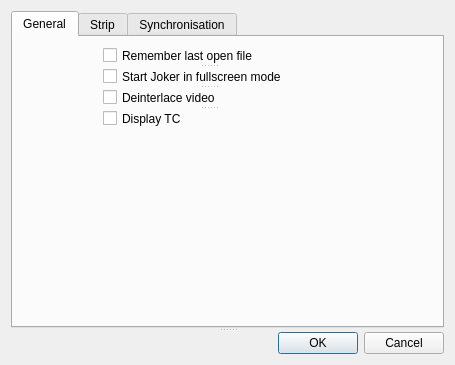
First picture: the form in app/Joker/PreferencesDialog.ui, repository JokerSync/Joker, before the edit.
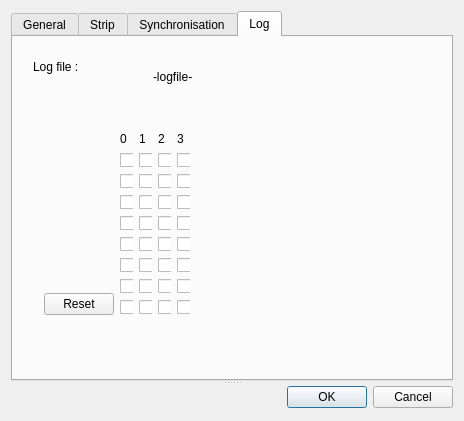
Second picture: the form after the edit.

Commit message: Preferences for log mask ok

What changed in the file:
```diff
--- a/app/Joker/PreferencesDialog.ui
+++ b/app/Joker/PreferencesDialog.ui
@@ -6,8 +6,8 @@
    <rect>
     <x>0</x>
     <y>0</y>
-    <width>455</width>
-    <height>365</height>
+    <width>464</width>
+    <height>421</height>
    </rect>
   </property>
   <property name="windowTitle">
@@ -24,7 +24,7 @@
      </property>
      <widget class="QTabWidget" name="tabWidget">
       <property name="currentIndex">
-       <number>0</number>
+       <number>3</number>
       </property>
       <widget class="QWidget" name="tabGeneral">
        <attribute name="title">
@@ -353,6 +353,433 @@
         </item>
        </layout>
       </widget>
+      <widget class="QWidget" name="tabLog">
+       <attribute name="title">
+        <string>Log</string>
+       </attribute>
+       <widget class="QLabel" name="lblLogFile">
+        <property name="geometry">
+         <rect>
+          <x>20</x>
+          <y>20</y>
+          <width>62</width>
+          <height>19</height>
+         </rect>
+        </property>
+        <property name="text">
+         <string>Log file :</string>
+        </property>
+       </widget>
+       <widget class="QLabel" name="lblPathToLogFile">
+        <property name="geometry">
+         <rect>
+          <x>140</x>
+          <y>20</y>
+          <width>281</width>
+          <height>41</height>
+         </rect>
+        </property>
+        <property name="sizePolicy">
+         <sizepolicy hsizetype="Expanding" vsizetype="Preferred">
+          <horstretch>0</horstretch>
+          <verstretch>0</verstretch>
+         </sizepolicy>
+        </property>
+        <property name="cursor">
+         <cursorShape>PointingHandCursor</cursorShape>
+        </property>
+        <property name="text">
+         <string>-logfile-</string>
+        </property>
+        <property name="scaledContents">
+         <bool>false</bool>
+        </property>
+        <property name="wordWrap">
+         <bool>true</bool>
+        </property>
+        <property name="openExternalLinks">
+         <bool>false</bool>
+        </property>
+        <property name="textInteractionFlags">
+         <set>Qt::LinksAccessibleByMouse|Qt::TextSelectableByMouse</set>
+        </property>
+       </widget>
+       <widget class="QWidget" name="">
+        <property name="geometry">
+         <rect>
+          <x>20</x>
+          <y>83</y>
+          <width>168</width>
+          <height>206</height>
+         </rect>
+        </property>
+        <layout class="QHBoxLayout" name="horizontalLayout_2">
+         <item alignment="Qt::AlignBottom">
+          <widget class="QPushButton" name="pButtonReset">
+           <property name="text">
+            <string>Reset</string>
+           </property>
+          </widget>
+         </item>
+         <item>
+          <layout class="QGridLayout" name="gridLayout_3">
+           <item row="0" column="0">
+            <widget class="QLabel" name="label">
+             <property name="text">
+              <string>0</string>
+             </property>
+            </widget>
+           </item>
+           <item row="0" column="1">
+            <widget class="QLabel" name="label_2">
+             <property name="text">
+              <string>1</string>
+             </property>
+            </widget>
+           </item>
+           <item row="0" column="2">
+            <widget class="QLabel" name="label_3">
+             <property name="text">
+              <string>2</string>
+             </property>
+            </widget>
+           </item>
+           <item row="0" column="3">
+            <widget class="QLabel" name="label_4">
+             <property name="text">
+              <string>3</string>
+             </property>
+            </widget>
+           </item>
+           <item row="1" column="0" colspan="4">
+            <layout class="QGridLayout" name="gridLayout_2">
+             <item row="1" column="4">
+              <widget class="QCheckBox" name="checkBox_1">
+               <property name="text">
+                <string/>
+               </property>
+               <attribute name="buttonGroup">
+                <string notr="true">buttonGroup</string>
+               </attribute>
+              </widget>
+             </item>
+             <item row="13" column="3">
+              <widget class="QCheckBox" name="checkBox_28">
+               <property name="text">
+                <string/>
+               </property>
+               <attribute name="buttonGroup">
+                <string notr="true">buttonGroup</string>
+               </attribute>
+              </widget>
+             </item>
+             <item row="7" column="5">
+              <widget class="QCheckBox" name="checkBox_10">
+               <property name="text">
+                <string/>
+               </property>
+               <attribute name="buttonGroup">
+                <string notr="true">buttonGroup</string>
+               </attribute>
+              </widget>
+             </item>
+             <item row="1" column="5">
+              <widget class="QCheckBox" name="checkBox_2">
+               <property name="text">
+                <string/>
+               </property>
+               <attribute name="buttonGroup">
+                <string notr="true">buttonGroup</string>
+               </attribute>
+              </widget>
+             </item>
+             <item row="9" column="5">
+              <widget class="QCheckBox" name="checkBox_18">
+               <property name="text">
+                <string/>
+               </property>
+               <attribute name="buttonGroup">
+                <string notr="true">buttonGroup</string>
+               </attribute>
+              </widget>
+             </item>
+             <item row="11" column="5">
+              <widget class="QCheckBox" name="checkBox_26">
+               <property name="text">
+                <string/>
+               </property>
+               <attribute name="buttonGroup">
+                <string notr="true">buttonGroup</string>
+               </attribute>
+              </widget>
+             </item>
+             <item row="10" column="6">
+              <widget class="QCheckBox" name="checkBox_23">
+               <property name="text">
+                <string/>
+               </property>
+               <attribute name="buttonGroup">
+                <string notr="true">buttonGroup</string>
+               </attribute>
+              </widget>
+             </item>
+             <item row="10" column="5">
+              <widget class="QCheckBox" name="checkBox_22">
+               <property name="text">
+                <string/>
+               </property>
+               <attribute name="buttonGroup">
+                <string notr="true">buttonGroup</string>
+               </attribute>
+              </widget>
+             </item>
+             <item row="8" column="4">
+              <widget class="QCheckBox" name="checkBox_13">
+               <property name="text">
+                <string/>
+               </property>
+               <attribute name="buttonGroup">
+                <string notr="true">buttonGroup</string>
+               </attribute>
+              </widget>
+             </item>
+             <item row="8" column="5">
+              <widget class="QCheckBox" name="checkBox_14">
+               <property name="text">
+                <string/>
+               </property>
+               <attribute name="buttonGroup">
+                <string notr="true">buttonGroup</string>
+               </attribute>
+              </widget>
+             </item>
+             <item row="9" column="4">
+              <widget class="QCheckBox" name="checkBox_17">
+               <property name="text">
+                <string/>
+               </property>
+               <attribute name="buttonGroup">
+                <string notr="true">buttonGroup</string>
+               </attribute>
+              </widget>
+             </item>
+             <item row="6" column="3">
+              <widget class="QCheckBox" name="checkBox_4">
+               <property name="text">
+                <string/>
+               </property>
+               <attribute name="buttonGroup">
+                <string notr="true">buttonGroup</string>
+               </attribute>
+              </widget>
+             </item>
+             <item row="9" column="3">
+              <widget class="QCheckBox" name="checkBox_16">
+               <property name="text">
+                <string/>
+               </property>
+               <attribute name="buttonGroup">
+                <string notr="true">buttonGroup</string>
+               </attribute>
+              </widget>
+             </item>
+             <item row="8" column="6">
+              <widget class="QCheckBox" name="checkBox_15">
+               <property name="text">
+                <string/>
+               </property>
+               <attribute name="buttonGroup">
+                <string notr="true">buttonGroup</string>
+               </attribute>
+              </widget>
+             </item>
+             <item row="6" column="5">
+              <widget class="QCheckBox" name="checkBox_6">
+               <property name="text">
+                <string/>
+               </property>
+               <attribute name="buttonGroup">
+                <string notr="true">buttonGroup</string>
+               </attribute>
+              </widget>
+             </item>
+             <item row="6" column="4">
+              <widget class="QCheckBox" name="checkBox_5">
+               <property name="text">
+                <string/>
+               </property>
+               <attribute name="buttonGroup">
+                <string notr="true">buttonGroup</string>
+               </attribute>
+              </widget>
+             </item>
+             <item row="7" column="6">
+              <widget class="QCheckBox" name="checkBox_11">
+               <property name="text">
+                <string/>
+               </property>
+               <attribute name="buttonGroup">
+                <string notr="true">buttonGroup</string>
+               </attribute>
+              </widget>
+             </item>
+             <item row="10" column="4">
+              <widget class="QCheckBox" name="checkBox_21">
+               <property name="text">
+                <string/>
+               </property>
+               <attribute name="buttonGroup">
+                <string notr="true">buttonGroup</string>
+               </attribute>
+              </widget>
+             </item>
+             <item row="11" column="6">
+              <widget class="QCheckBox" name="checkBox_27">
+               <property name="text">
+                <string/>
+               </property>
+               <attribute name="buttonGroup">
+                <string notr="true">buttonGroup</string>
+               </attribute>
+              </widget>
+             </item>
+             <item row="10" column="3">
+              <widget class="QCheckBox" name="checkBox_20">
+               <property name="text">
+                <string/>
+               </property>
+               <attribute name="buttonGroup">
+                <string notr="true">buttonGroup</string>
+               </attribute>
+              </widget>
+             </item>
+             <item row="1" column="3">
+              <widget class="QCheckBox" name="checkBox_0">
+               <property name="text">
+                <string/>
+               </property>
+               <attribute name="buttonGroup">
+                <string notr="true">buttonGroup</string>
+               </attribute>
+              </widget>
+             </item>
+             <item row="11" column="4">
+              <widget class="QCheckBox" name="checkBox_25">
+               <property name="text">
+                <string/>
+               </property>
+               <attribute name="buttonGroup">
+                <string notr="true">buttonGroup</string>
+               </attribute>
+              </widget>
+             </item>
+             <item row="8" column="3">
+              <widget class="QCheckBox" name="checkBox_12">
+               <property name="text">
+                <string/>
+               </property>
+               <attribute name="buttonGroup">
+                <string notr="true">buttonGroup</string>
+               </attribute>
+              </widget>
+             </item>
+             <item row="9" column="6">
+              <widget class="QCheckBox" name="checkBox_19">
+               <property name="text">
+                <string/>
+               </property>
+               <attribute name="buttonGroup">
+                <string notr="true">buttonGroup</string>
+               </attribute>
+              </widget>
+             </item>
+             <item row="13" column="5">
+              <widget class="QCheckBox" name="checkBox_30">
+               <property name="text">
+                <string/>
+               </property>
+               <attribute name="buttonGroup">
+                <string notr="true">buttonGroup</string>
+               </attribute>
+              </widget>
+             </item>
+             <item row="11" column="3">
+              <widget class="QCheckBox" name="checkBox_24">
+               <property name="text">
+                <string/>
+               </property>
+               <attribute name="buttonGroup">
+                <string notr="true">buttonGroup</string>
+               </attribute>
+              </widget>
+             </item>
+             <item row="7" column="4">
+              <widget class="QCheckBox" name="checkBox_9">
+               <property name="text">
+                <string/>
+               </property>
+               <attribute name="buttonGroup">
+                <string notr="true">buttonGroup</string>
+               </attribute>
+              </widget>
+             </item>
+             <item row="1" column="6">
+              <widget class="QCheckBox" name="checkBox_3">
+               <property name="text">
+                <string/>
+               </property>
+               <attribute name="buttonGroup">
+                <string notr="true">buttonGroup</string>
+               </attribute>
+              </widget>
+             </item>
+             <item row="6" column="6">
+              <widget class="QCheckBox" name="checkBox_7">
+               <property name="text">
+                <string/>
+               </property>
+               <attribute name="buttonGroup">
+                <string notr="true">buttonGroup</string>
+               </attribute>
+              </widget>
+             </item>
+             <item row="13" column="4">
+              <widget class="QCheckBox" name="checkBox_29">
+               <property name="text">
+                <string/>
+               </property>
+               <attribute name="buttonGroup">
+                <string notr="true">buttonGroup</string>
+               </attribute>
+              </widget>
+             </item>
+             <item row="13" column="6">
+              <widget class="QCheckBox" name="checkBox_31">
+               <property name="text">
+                <string/>
+               </property>
+               <attribute name="buttonGroup">
+                <string notr="true">buttonGroup</string>
+               </attribute>
+              </widget>
+             </item>
+             <item row="7" column="3">
+              <widget class="QCheckBox" name="checkBox_8">
+               <property name="text">
+                <string/>
+               </property>
+               <attribute name="buttonGroup">
+                <string notr="true">buttonGroup</string>
+               </attribute>
+              </widget>
+             </item>
+            </layout>
+           </item>
+          </layout>
+         </item>
+        </layout>
+       </widget>
+      </widget>
      </widget>
      <widget class="QDialogButtonBox" name="buttonBox">
       <property name="standardButtons">
```
Left out of the diff: 7 changed lines with no effect on the pictures. The commit also changes 4 other files.
